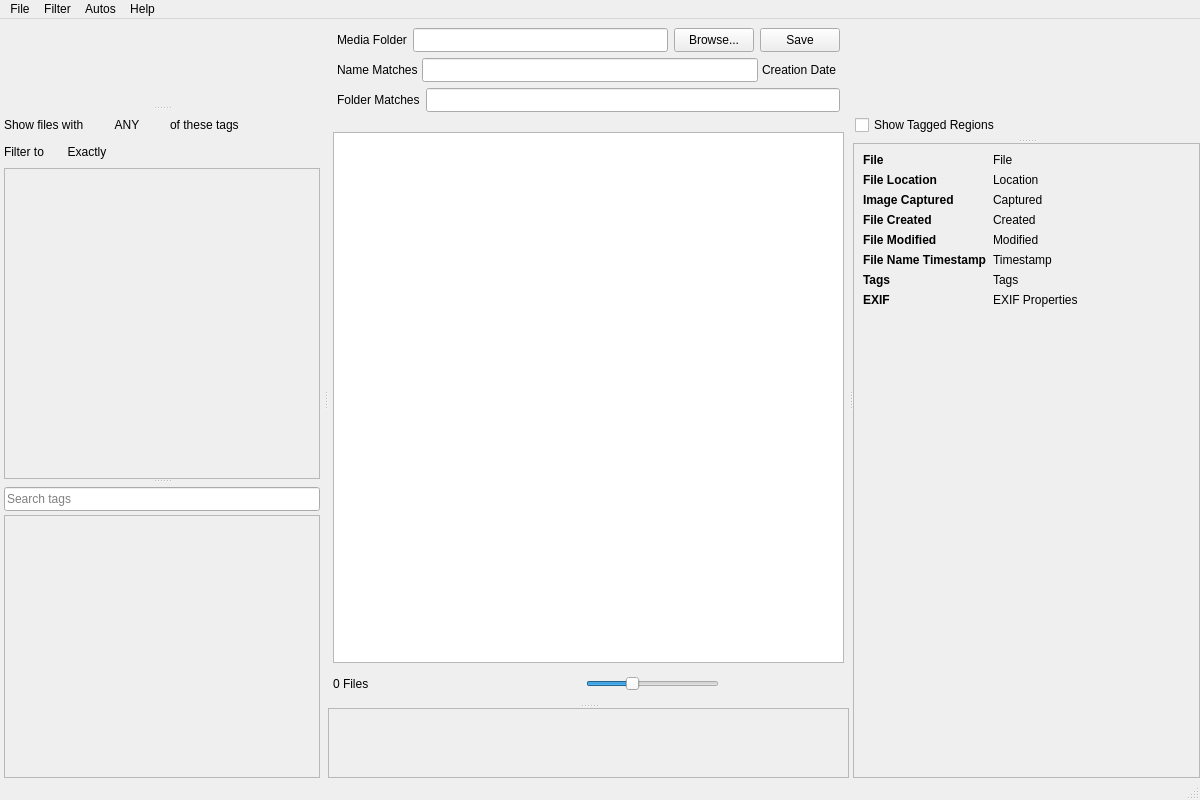
Qt form mainwindow.ui (merrillaldrich/compendia) before a commit.
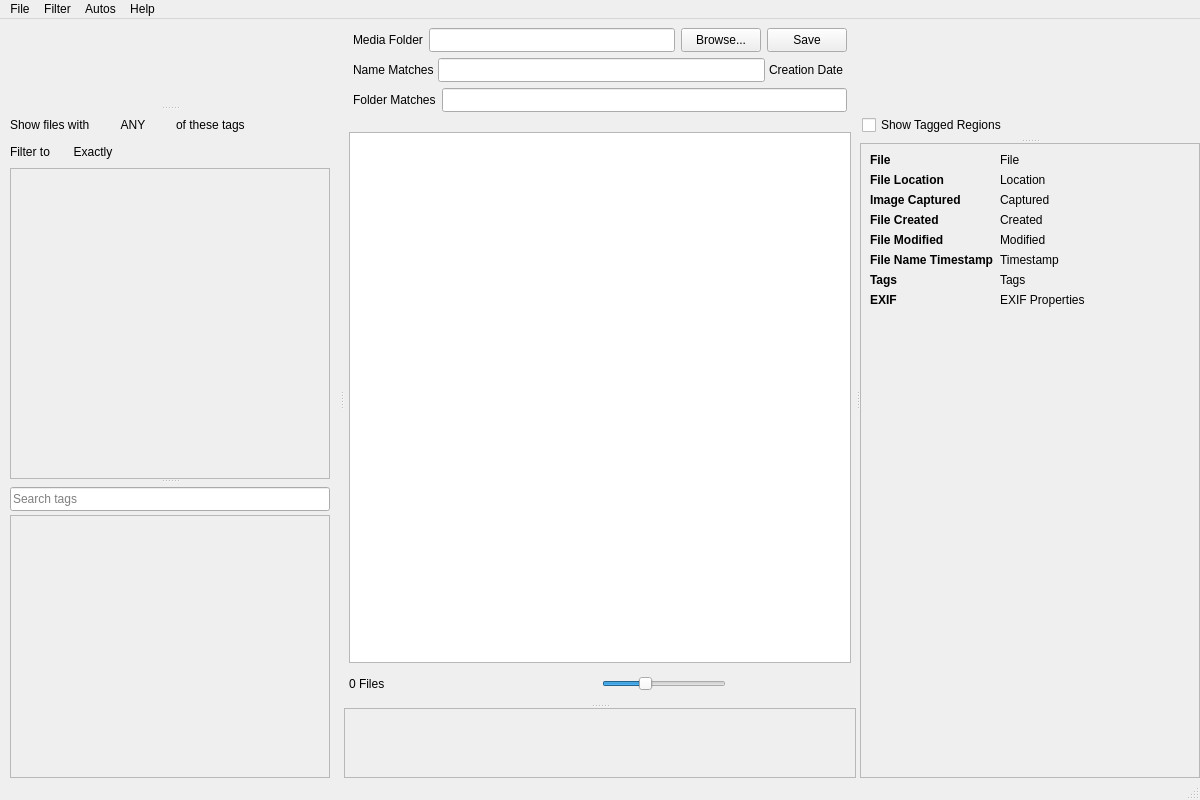
The same form after that commit. Custom widgets are drawn as their Qt base class.

Commit message:
Cosmetic UI improvements to nav panel and About dialog
- Increase left/right margins in nav filter and library sections (4→10px)
- Add explicit left/right margins to FlowLayout in nav containers
- Set navSplitter minimum width to 340px to prevent tag family clipping
- Fix About dialog hyperlink URL and display text (compendia-app.com)
- Enable openExternalLinks on About dialog content label
- Capitalisation fixes: "Compendia" → "compendia" in title and dialog

```diff
--- a/mainwindow.ui
+++ b/mainwindow.ui
@@ -36,6 +36,12 @@
        <property name="orientation">
         <enum>Qt::Orientation::Vertical</enum>
        </property>
+       <property name="minimumSize">
+        <size>
+         <width>340</width>
+         <height>0</height>
+        </size>
+       </property>
        <widget class="QWidget" name="navTopContainer" native="true"/>
        <widget class="QWidget" name="navFilterSection">
         <layout class="QVBoxLayout" name="navFilterSectionLayout">
@@ -43,13 +49,13 @@
           <number>4</number>
          </property>
          <property name="leftMargin">
-          <number>4</number>
+          <number>10</number>
          </property>
          <property name="topMargin">
           <number>4</number>
          </property>
          <property name="rightMargin">
-          <number>4</number>
+          <number>10</number>
          </property>
          <property name="bottomMargin">
           <number>0</number>
@@ -176,13 +182,13 @@
           <number>4</number>
          </property>
          <property name="leftMargin">
-          <number>4</number>
+          <number>10</number>
          </property>
          <property name="topMargin">
           <number>4</number>
          </property>
          <property name="rightMargin">
-          <number>4</number>
+          <number>10</number>
          </property>
          <property name="bottomMargin">
           <number>0</number>
```
The commit also changes 4 other files.
